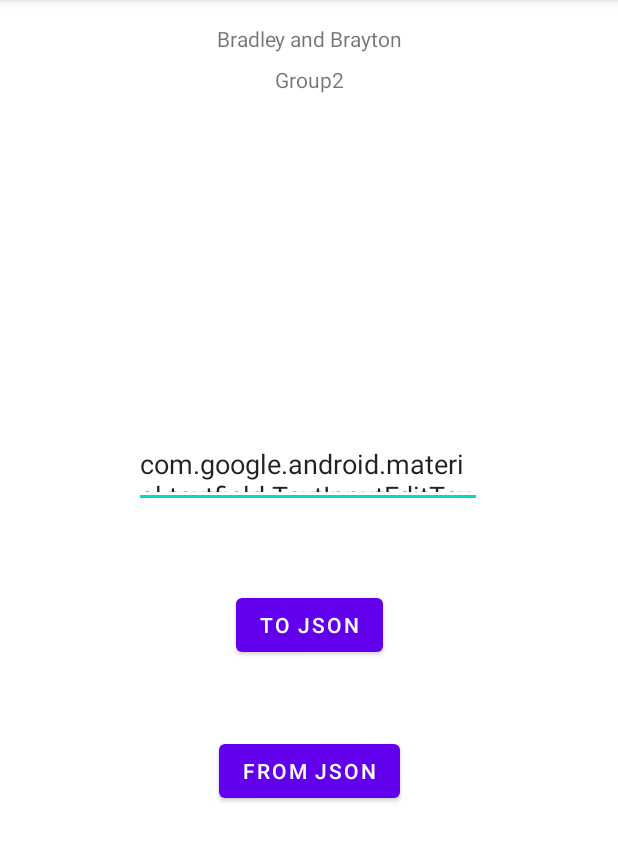
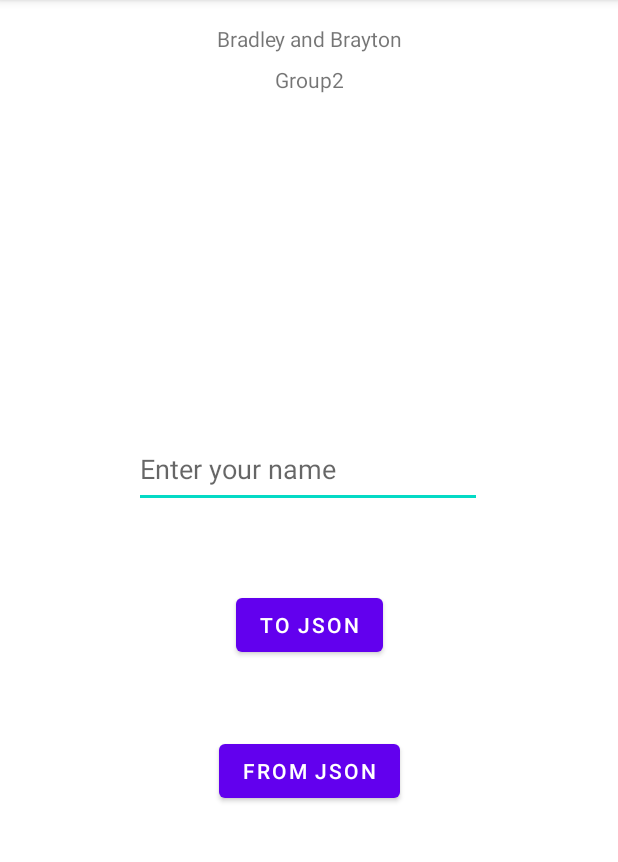
Before and after one commit to Bozo-Cake/The-Red-Alliance, an Android app: the DisplayGroup2Activity screen opened directly, with no data from a screen before it, after a tap on "FROM JSON", on a phone screen of 412 x 824 dp, the part 84-946 px from its top. Run offline under Robolectric (Android 15) with nearby library versions, the phone set to English and light mode, and no system bars.

```diff
--- a/app/build.gradle
+++ b/app/build.gradle
@@ -32,7 +32,6 @@ android {
 }
 
 dependencies {
-
     implementation 'androidx.appcompat:appcompat:1.2.0'
     implementation 'com.google.android.material:material:1.3.0'
     implementation 'androidx.constraintlayout:constraintlayout:2.0.4'
--- a/app/src/main/java/team/cake/theredalliance/DisplayGroup2Activity.java
+++ b/app/src/main/java/team/cake/theredalliance/DisplayGroup2Activity.java
@@ -2,6 +2,7 @@ package team.cake.theredalliance;
 
 import androidx.appcompat.app.AppCompatActivity;
 
+import android.content.SharedPreferences;
 import android.os.Bundle;
 import android.view.View;
 import android.widget.EditText;
@@ -16,13 +17,15 @@ public class DisplayGroup2Activity extends AppCompatActivity {
     public void sendToJson(View view){
         EditText nameView = findViewById(R.id.JsonName);
         Json json = new Json();
-        String nametext = nameView.toString();
-        json.writeJson(nametext, "file.json");
+        String nametext = nameView.getText().toString();
+        SharedPreferences sprefs = getPreferences(MODE_PRIVATE);
+        json.writeJsonSharedPref(nametext, "file.json", sprefs);
     }
     public void pullFromJson(View view){
         Json json = new Json();
-        String newName = json.readJson( "file.json");
+        SharedPreferences sprefs = getPreferences(MODE_PRIVATE);
+        String content = json.readJsonSharedPref("file.json", sprefs);
         EditText name = findViewById(R.id.JsonName);
-        name.setText(newName + newName);
+        name.setText(content + content);
     }
 }
--- a/app/src/main/java/team/cake/theredalliance/Json.java
+++ b/app/src/main/java/team/cake/theredalliance/Json.java
@@ -1,4 +1,6 @@
 package team.cake.theredalliance;
+
+import android.content.SharedPreferences;
 
 import com.google.gson.Gson;
 import com.google.gson.GsonBuilder;
@@ -26,6 +28,22 @@ public class Json {
             e.printStackTrace();
         }
     }
+    public void writeJsonSharedPref(String contents, String filename, SharedPreferences sprefs){
+        SharedPreferences.Editor prefsEditor = sprefs.edit();
+        GsonBuilder builder = new GsonBuilder();
+        Gson _json = builder.create();
+
+        prefsEditor.putString(filename, String.valueOf(_json.toJson(contents)));
+        prefsEditor.commit();
+    }
+    public String readJsonSharedPref(String filename, SharedPreferences sprefs){
+
+        GsonBuilder builder = new GsonBuilder();
+        Gson _json = builder.create();
+
+        String json = sprefs.getString(filename, "");
+        return _json.fromJson(json, String.class);
+    }
     public String readJson(String filename){
         String contents = "Default String";
         GsonBuilder builder = new GsonBuilder();
```
